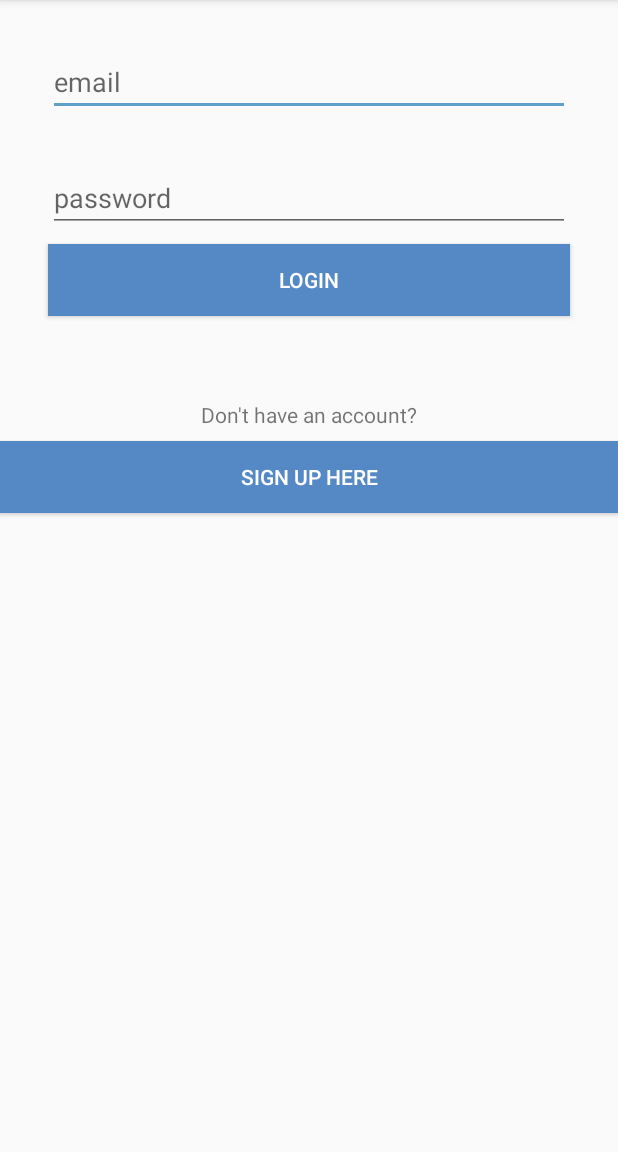
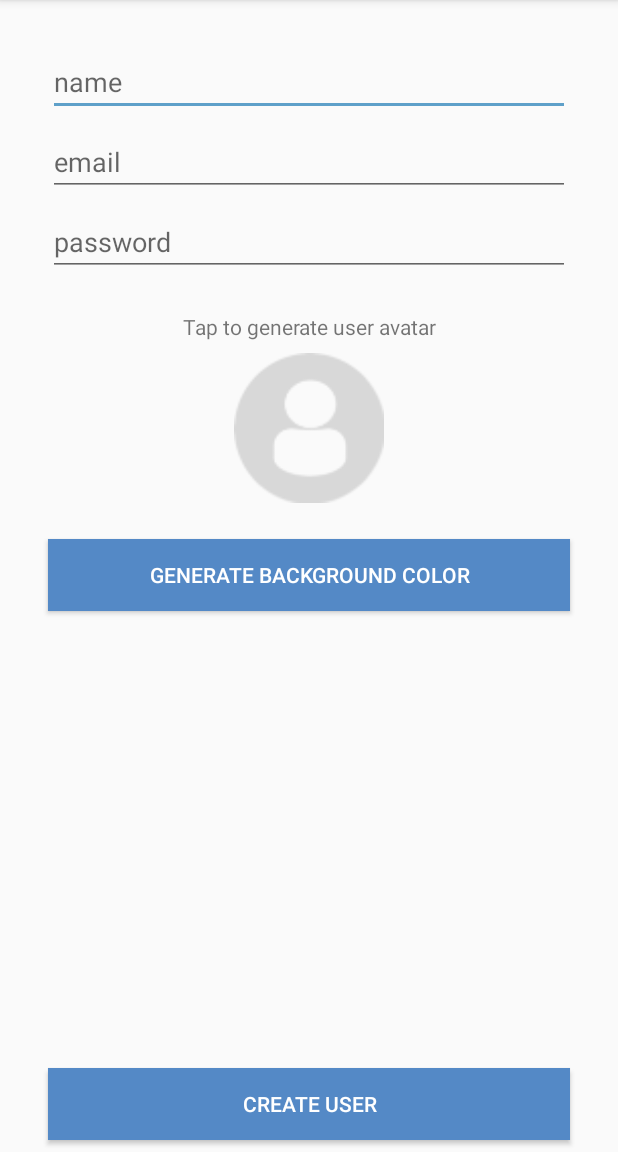
Before and after one commit to kajol9405/SmackChatApp, an Android app: the LoginActivity screen opened directly, with no data from a screen before it, after a tap on "SIGN UP HERE", on a phone screen of 412 x 824 dp, the part 84-1236 px from its top. Run offline under Robolectric (Android 15) with nearby library versions, the phone set to English and light mode, and no system bars.

Commit message:
createUserUI

```diff
--- a/app/src/main/AndroidManifest.xml
+++ b/app/src/main/AndroidManifest.xml
@@ -19,7 +19,8 @@
                 <category android:name="android.intent.category.LAUNCHER" />
             </intent-filter>
         </activity>
-        <activity android:name=".LoginActivity"></activity>
+        <activity android:name=".LoginActivity" />
+        <activity android:name=".createUserActivity"></activity>
     </application>
 
 </manifest>
--- a/app/src/main/java/com/example/kajol/smackchatapp/LoginActivity.kt
+++ b/app/src/main/java/com/example/kajol/smackchatapp/LoginActivity.kt
@@ -1,5 +1,6 @@
 package com.example.kajol.smackchatapp
 
+import android.content.Intent
 import android.support.v7.app.AppCompatActivity
 import android.os.Bundle
 import android.view.View
@@ -16,6 +17,9 @@ class LoginActivity : AppCompatActivity() {
     }
     fun loginCreateUserBtnClicked(view : View){
 
+        val createUserIntent = Intent(this,createUserActivity::class.java)
+        startActivity(createUserIntent)
+
     }
 
 }
--- /dev/null
+++ b/app/src/main/java/com/example/kajol/smackchatapp/createUserActivity.kt
@@ -0,0 +1,25 @@
+package com.example.kajol.smackchatapp
+
+import android.support.v7.app.AppCompatActivity
+import android.os.Bundle
+import android.view.View
+
+class createUserActivity : AppCompatActivity() {
+
+    override fun onCreate(savedInstanceState: Bundle?) {
+        super.onCreate(savedInstanceState)
+        setContentView(R.layout.activity_create_user)
+    }
+
+    fun generateUserAvatar(view: View){
+
+    }
+
+    fun generateColorClicked(view: View){
+
+    }
+
+    fun createUserBtnClicked(view: View){
+
+    }
+}
--- /dev/null
+++ b/app/src/main/res/layout/activity_create_user.xml
@@ -0,0 +1,118 @@
+<?xml version="1.0" encoding="utf-8"?>
+<android.support.constraint.ConstraintLayout xmlns:android="http://schemas.android.com/apk/res/android"
+    xmlns:app="http://schemas.android.com/apk/res-auto"
+    xmlns:tools="http://schemas.android.com/tools"
+    android:layout_width="match_parent"
+    android:layout_height="match_parent"
+    tools:context="com.example.kajol.smackchatapp.createUserActivity">
+
+    <EditText
+        android:id="@+id/signupUserName"
+        android:layout_width="0dp"
+        android:layout_height="wrap_content"
+        android:layout_marginEnd="32dp"
+        android:layout_marginStart="32dp"
+        android:layout_marginTop="32dp"
+        android:ems="10"
+        android:hint="@string/name"
+        android:inputType="textPersonName"
+        android:textColor="@android:color/darker_gray"
+        app:layout_constraintEnd_toEndOf="parent"
+        app:layout_constraintStart_toStartOf="parent"
+        app:layout_constraintTop_toTopOf="parent" />
+
+    <EditText
+        android:id="@+id/signupUserEmail"
+        android:layout_width="0dp"
+        android:layout_height="wrap_content"
+        android:layout_marginEnd="32dp"
+        android:layout_marginStart="32dp"
+        android:layout_marginTop="8dp"
+        android:ems="10"
+        android:hint="@string/email"
+        android:inputType="textPersonName"
+        android:textColor="@android:color/darker_gray"
+        app:layout_constraintEnd_toEndOf="parent"
+        app:layout_constraintHorizontal_bias="0.0"
+        app:layout_constraintLeft_toLeftOf="parent"
+        app:layout_constraintRight_toRightOf="parent"
+        app:layout_constraintStart_toStartOf="parent"
+        app:layout_constraintTop_toBottomOf="@+id/signupUserName" />
+
+
+    <EditText
+        android:id="@+id/signUpUserPassword"
+        android:layout_width="0dp"
+        android:layout_height="wrap_content"
+        android:layout_marginEnd="32dp"
+        android:layout_marginStart="32dp"
+        android:layout_marginTop="8dp"
+        android:ems="10"
+        android:hint="password"
+        android:inputType="textPassword"
+        android:textColor="@android:color/darker_gray"
+        app:layout_constraintEnd_toEndOf="parent"
+        app:layout_constraintHorizontal_bias="0.0"
+        app:layout_constraintLeft_toLeftOf="parent"
+        app:layout_constraintRight_toRightOf="parent"
+        app:layout_constraintStart_toStartOf="parent"
+        app:layout_constraintTop_toBottomOf="@+id/signupUserEmail" />
+
+    <TextView
+        android:id="@+id/textView2"
+        android:layout_width="wrap_content"
+        android:layout_height="wrap_content"
+        android:layout_marginTop="24dp"
+        android:text="Tap to generate user avatar"
+        app:layout_constraintHorizontal_bias="0.502"
+        app:layout_constraintLeft_toLeftOf="parent"
+        app:layout_constraintRight_toRightOf="parent"
+        app:layout_constraintTop_toBottomOf="@+id/signUpUserPassword" />
+
+    <ImageView
+        android:id="@+id/createUserAvatarImage"
+        android:layout_width="100dp"
+        android:layout_height="100dp"
+        android:layout_marginTop="8dp"
+        android:onClick="generateUserAvatar"
+        app:layout_constraintEnd_toEndOf="parent"
+        app:layout_constraintHorizontal_bias="0.5"
+        app:layout_constraintStart_toStartOf="parent"
+        app:layout_constraintTop_toBottomOf="@+id/textView2"
+        app:srcCompat="@drawable/profiledefault" />
+
+    <Button
+        android:id="@+id/generateColorBtn"
+        android:layout_width="0dp"
+        android:layout_height="wrap_content"
+        android:layout_marginTop="24dp"
+        android:background="@color/colorPrimary"
+        android:text="Generate Background color"
+        android:onClick="generateColorClicked"
+        android:layout_marginEnd="32dp"
+        android:layout_marginStart="32dp"
+        android:textColor="@android:color/white"
+        app:layout_constraintHorizontal_bias="0.59"
+        app:layout_constraintLeft_toLeftOf="parent"
+        app:layout_constraintRight_toRightOf="parent"
+        app:layout_constraintTop_toBottomOf="@+id/createUserAvatarImage" />
+
+    <Button
+        android:id="@+id/createUserBtn"
+        android:layout_width="0dp"
+        android:layout_height="wrap_content"
+        android:layout_marginBottom="8dp"
+        android:layout_marginEnd="32dp"
+        android:layout_marginStart="32dp"
+        android:background="@color/colorPrimary"
+        android:text="create User"
+        android:onClick="createUserBtnClicked"
+        android:textColor="@android:color/white"
+        app:layout_constraintBottom_toBottomOf="parent"
+        app:layout_constraintEnd_toEndOf="parent"
+        app:layout_constraintLeft_toLeftOf="parent"
+        app:layout_constraintRight_toRightOf="parent"
+        app:layout_constraintStart_toStartOf="parent" />
+
+
+</android.support.constraint.ConstraintLayout>
--- a/app/src/main/res/layout/activity_login.xml
+++ b/app/src/main/res/layout/activity_login.xml
@@ -75,5 +75,7 @@
         android:textColor="@android:color/white"
         app:layout_constraintLeft_toLeftOf="parent"
         app:layout_constraintRight_toRightOf="parent"
+        android:layout_marginEnd="32dp"
+        android:layout_marginStart="32dp"
         app:layout_constraintTop_toBottomOf="@+id/textView" />
 </android.support.constraint.ConstraintLayout>
--- a/app/src/main/res/values/strings.xml
+++ b/app/src/main/res/values/strings.xml
@@ -5,4 +5,6 @@
     <string name="navigation_drawer_close">Close navigation drawer</string>
 
     <string name="action_settings">Settings</string>
+    <string name="name">name</string>
+    <string name="email">email</string>
 </resources>
```
